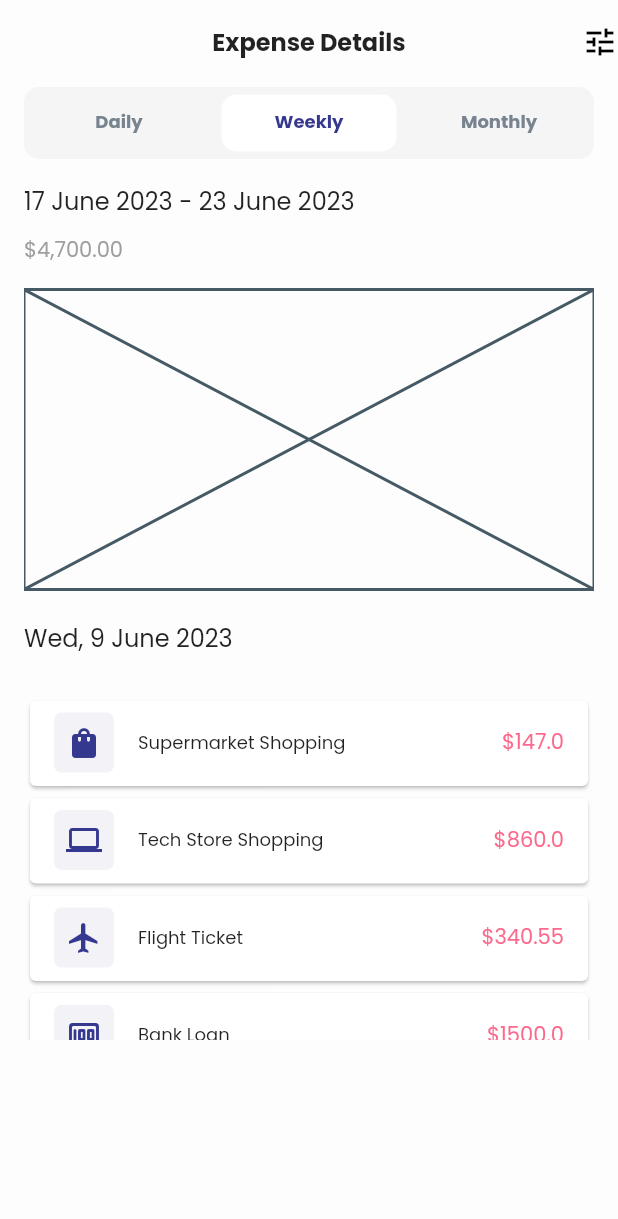
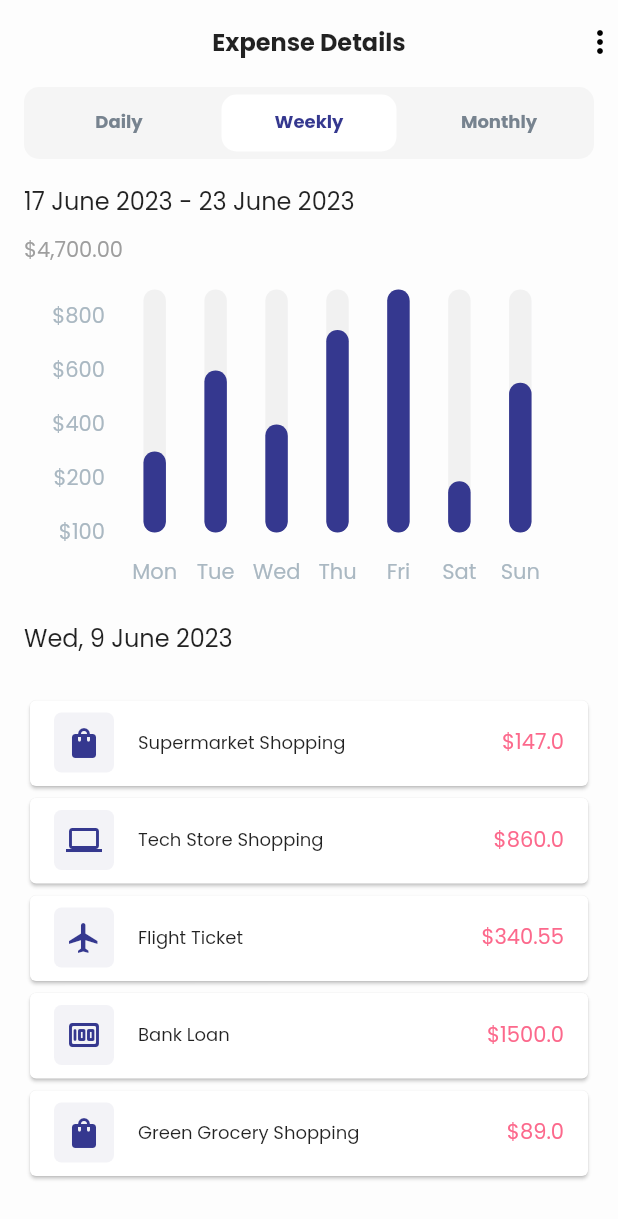
Before and after one commit to mkhoirulwafa18/expense-manager, a Flutter app: the ExpensesPage widget shown alone on an empty page, opened directly, on a phone screen of 412 x 824 dp. Shown: the top 1219 px of the screen. Run offline on Flutter 3.47's test engine with Material 2 defaults, Android fonts, the phone set to English and light mode, and no system bars; drawn by our look-alikes of fl_chart; our stand-ins replace auto_route, flutter_riverpod, flutter_svg, persistent_bottom_nav_bar, shared_preferences, tab_indicator_styler; accounts and stored records are empty; generated files the repository leaves out were written again.

Commit message:
added bar chart to expenses page

```diff
--- a/lib/features/expenses/presentation/screen/expenses_page.dart
+++ b/lib/features/expenses/presentation/screen/expenses_page.dart
@@ -1,13 +1,198 @@
 import 'package:app_boilerplate/features/statistic/presentation/provider/expenses_provider.dart';
 import 'package:app_boilerplate/l10n/l10n.dart';
+import 'package:app_boilerplate/shared/theme/app_colors.dart';
 import 'package:app_boilerplate/shared/widgets/base_page.dart';
 import 'package:app_boilerplate/shared/widgets/section.dart';
 import 'package:auto_route/auto_route.dart';
+import 'package:fl_chart/fl_chart.dart';
 import 'package:flutter/material.dart';
 import 'package:flutter_riverpod/flutter_riverpod.dart';
 import 'package:tab_indicator_styler/tab_indicator_styler.dart';
 
-const initialPage = 1.0;
+int touchedIndex = -1;
+BarChartGroupData makeGroupData(
+  int x,
+  double y, {
+  bool isTouched = false,
+  Color? barColor,
+  double width = 15,
+  List<int> showTooltips = const [],
+}) {
+  return BarChartGroupData(
+    x: x,
+    barRods: [
+      BarChartRodData(
+        toY: isTouched ? y + 1 : y,
+        color: isTouched ? AppColors.error : AppColors.primary,
+        width: width,
+        borderSide: isTouched
+            ? const BorderSide(color: AppColors.primary)
+            : const BorderSide(color: AppColors.error, width: 0),
+        backDrawRodData: BackgroundBarChartRodData(
+          show: true,
+          toY: 900,
+          color: AppColors.black.withOpacity(0.05),
+        ),
+      ),
+    ],
+    showingTooltipIndicators: showTooltips,
+  );
+}
+
+List<BarChartGroupData> showingGroups() => List.generate(7, (i) {
+      switch (i) {
+        case 0:
+          return makeGroupData(0, 300, isTouched: i == touchedIndex);
+        case 1:
+          return makeGroupData(1, 600, isTouched: i == touchedIndex);
+        case 2:
+          return makeGroupData(2, 400, isTouched: i == touchedIndex);
+        case 3:
+          return makeGroupData(3, 750, isTouched: i == touchedIndex);
+        case 4:
+          return makeGroupData(4, 900, isTouched: i == touchedIndex);
+        case 5:
+          return makeGroupData(5, 190, isTouched: i == touchedIndex);
+        case 6:
+          return makeGroupData(6, 555, isTouched: i == touchedIndex);
+        default:
+          return throw Error();
+      }
+    });
+
+BarChartData mainBarData() {
+  return BarChartData(
+    barTouchData: BarTouchData(
+      touchTooltipData: BarTouchTooltipData(
+        tooltipBgColor: Colors.blueGrey,
+        tooltipHorizontalAlignment: FLHorizontalAlignment.center,
+        tooltipMargin: -10,
+        getTooltipItem: (group, groupIndex, rod, rodIndex) {
+          String weekDay;
+          switch (group.x) {
+            case 0:
+              weekDay = 'Monday';
+            case 1:
+              weekDay = 'Tuesday';
+            case 2:
+              weekDay = 'Wednesday';
+            case 3:
+              weekDay = 'Thursday';
+            case 4:
+              weekDay = 'Friday';
+            case 5:
+              weekDay = 'Saturday';
+            case 6:
+              weekDay = 'Sunday';
+            default:
+              throw Error();
+          }
+          return BarTooltipItem(
+            '$weekDay\n',
+            const TextStyle(
+              color: Colors.white,
+              fontWeight: FontWeight.bold,
+            ),
+            children: <TextSpan>[
+              TextSpan(
+                text: '\$${rod.toY}',
+                style: const TextStyle(
+                  color: AppColors.error,
+                  fontWeight: FontWeight.w500,
+                ),
+              ),
+            ],
+          );
+        },
+      ),
+    ),
+    titlesData: const FlTitlesData(
+      rightTitles: AxisTitles(),
+      topTitles: AxisTitles(),
+      bottomTitles: AxisTitles(
+        sideTitles: SideTitles(
+          showTitles: true,
+          getTitlesWidget: getTitles,
+          reservedSize: 38,
+        ),
+      ),
+      leftTitles: AxisTitles(
+        sideTitles: SideTitles(
+          showTitles: true,
+          getTitlesWidget: leftTitles,
+          reservedSize: 38,
+        ),
+      ),
+    ),
+    borderData: FlBorderData(
+      show: false,
+    ),
+    barGroups: showingGroups(),
+    gridData: const FlGridData(show: false),
+  );
+}
+
+Widget getTitles(double value, TitleMeta meta) {
+  const style = TextStyle(
+    color: AppColors.lightGrey,
+  );
+  Widget text;
+  switch (value.toInt()) {
+    case 0:
+      text = const Text('Mon', style: style);
+    case 1:
+      text = const Text('Tue', style: style);
+    case 2:
+      text = const Text('Wed', style: style);
+    case 3:
+      text = const Text('Thu', style: style);
+    case 4:
+      text = const Text('Fri', style: style);
+    case 5:
+      text = const Text('Sat', style: style);
+    case 6:
+      text = const Text('Sun', style: style);
+    default:
+      text = const Text('', style: style);
+      break;
+  }
+  return SideTitleWidget(
+    axisSide: meta.axisSide,
+    space: 16,
+    child: text,
+  );
+}
+
+Widget leftTitles(double value, TitleMeta meta) {
+  const style = TextStyle(
+    color: AppColors.lightGrey,
+  );
+  String text;
+  if (value == 0) {
+    text = r'$100';
+  } else if (value == 200) {
+    text = r'$200';
+  } else if (value == 300) {
+    text = r'$300';
+  } else if (value == 400) {
+    text = r'$400';
+  } else if (value == 500) {
+    text = r'$500';
+  } else if (value == 600) {
+    text = r'$600';
+  } else if (value == 700) {
+    text = r'$700';
+  } else if (value == 800) {
+    text = r'$800';
+  } else {
+    return Container();
+  }
+  return SideTitleWidget(
+    axisSide: meta.axisSide,
+    space: 0,
+    child: Text(text, style: style),
+  );
+}
 
 @RoutePage()
 class ExpensesPage extends ConsumerStatefulWidget {
@@ -20,7 +205,6 @@ class ExpensesPage extends ConsumerStatefulWidget {
 class _ExpensesPageState extends ConsumerState<ExpensesPage>
     with TickerProviderStateMixin {
   late final TabController tabbarController;
-  final double _currentPage = initialPage;
 
   @override
   void initState() {
@@ -53,9 +237,9 @@ class _ExpensesPageState extends ConsumerState<ExpensesPage>
     final theme = Theme.of(context);
     final expenses = ref.watch(expensesProvider);
     return BasePage(
-      appBarTitle: 'Expense Details',
+      appBarTitle: l10n.expenseDetail,
       actions: const [
-        Icon(Icons.tune),
+        Icon(Icons.more_vert),
       ],
       bottom: PreferredSize(
         preferredSize: const Size.fromHeight(50),
@@ -89,27 +273,30 @@ class _ExpensesPageState extends ConsumerState<ExpensesPage>
       body: TabBarView(
         controller: tabbarController,
         children: myTabs.map((Tab tab) {
-          final label = tab.text!.toLowerCase();
+          // final label = tab.text!.toLowerCase();
           return Column(
             children: [
-              const Section(
+              Section(
                 titleSection: '17 June 2023 - 23 June 2023',
                 subtitleSection: r'$4,700.00',
-                content: Placeholder(
+                content: Padding(
+                  padding: const EdgeInsets.symmetric(horizontal: 16),
                   child: SizedBox(
                     height: 200,
-                    width: double.maxFinite,
+                    width: double.maxFinite - 20,
+                    child: BarChart(
+                      mainBarData(),
+                    ),
                   ),
                 ),
               ),
               const SizedBox(
                 height: 20,
               ),
-              Section(
-                titleSection: 'Wed, 9 June 2023',
-                content: SizedBox(
-                  height: 230,
-                  child: ListView.builder(
+              Expanded(
+                child: Section(
+                  titleSection: 'Wed, 9 June 2023',
+                  content: ListView.builder(
                     itemCount: expenses.length,
                     shrinkWrap: true,
                     itemBuilder: (context, index) {
@@ -148,97 +335,6 @@ class _ExpensesPageState extends ConsumerState<ExpensesPage>
           );
         }).toList(),
       ),
-      // Column(
-      //   mainAxisSize: MainAxisSize.min,
-      //   children: [
-      //     // =====DASHBOARD SECTION=====
-      //     Section(
-      //       titleSection: 'Dashboard',
-      //       action: DropdownButton(
-      //         value: 'week',
-      //         items: dropdownItems,
-      //         onChanged: (value) {},
-      //         underline: const SizedBox(),
-      //         style: theme.textTheme.bodyMedium
-      //             ?.copyWith(color: theme.colorScheme.primary),
-      //         icon: Icon(
-      //           Icons.keyboard_arrow_down_rounded,
-      //           color: theme.colorScheme.primary,
-      //         ),
-      //       ),
-      //       content: SizedBox(
-      //         height: 240,
-      //         child: Container(
-      //           decoration: BoxDecoration(
-      //             color: theme.colorScheme.background,
-      //             borderRadius: BorderRadius.circular(10),
-      //           ),
-      //           width: MediaQuery.of(context).size.width,
-      //           padding: const EdgeInsets.all(10),
-      //           child: Column(
-      //             crossAxisAlignment: CrossAxisAlignment.start,
-      //             children: [
-      //               Text(
-      //                 "Last week's expenses",
-      //                 style: theme.textTheme.bodyMedium
-      //                     ?.copyWith(fontWeight: FontWeight.w500),
-      //               ),
-      //               const SizedBox(
-      //                 height: 9,
-      //               ),
-      //               Text(
-      //                 r'$3,500.00',
-      //                 style: theme.textTheme.bodyMedium
-      //                     ?.copyWith(color: Colors.grey),
-      //               ),
-      //               const SizedBox(
-      //                 height: 9,
-      //               ),
-      //               Placeholder(
-      //                 child: SizedBox(
-      //                   height: 156,
-      //                   width: MediaQuery.of(context).size.width,
-      //                 ),
-      //               ),
-      //             ],
-      //           ),
-      //         ),
-      //       ),
-      //     ),
-      //     // =====END DASHBOARD SECTION=====
-
-      //     // =====EXPENSES SECTION=====
-      //     Section(
-      //       titleSection: 'All Expenses',
-      //       content: SizedBox(
-      //         height: 220,
-      //         child: ListView.builder(
-      //           itemCount: expenses.length,
-      //           shrinkWrap: true,
-      //           itemBuilder: (context, index) {
-      //             return ListTile(
-      //               title: Text(
-      //                 expenses[index].name,
-      //                 style: theme.textTheme.bodyMedium,
-      //               ),
-      //               subtitle: Text(
-      //                 expenses[index].to ?? '',
-      //                 style: theme.textTheme.bodyMedium
-      //                     ?.copyWith(color: Colors.grey),
-      //               ),
-      //               trailing: Text(
-      //                 '\$${expenses[index].amount}',
-      //                 style: theme.textTheme.bodyMedium
-      //                     ?.copyWith(color: theme.colorScheme.primary),
-      //               ),
-      //             );
-      //           },
-      //         ),
-      //       ),
-      //     ),
-      //     // =====END EXPENSES SECTION=====
-      //   ],
-      // ),
     );
   }
 }
```
